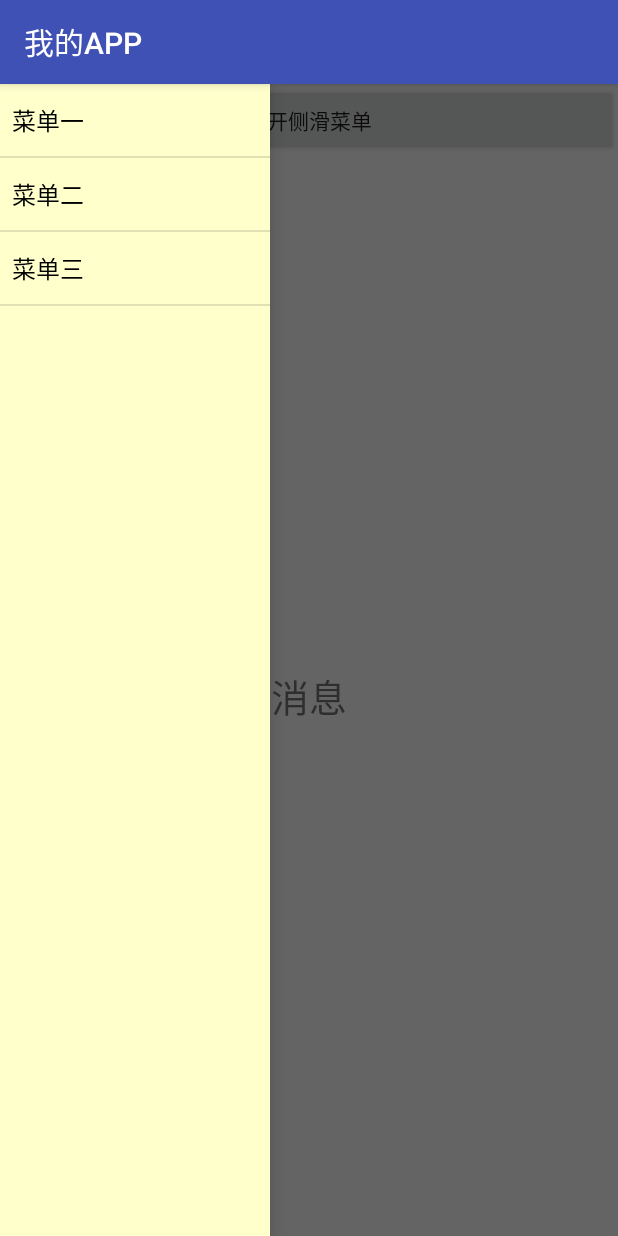
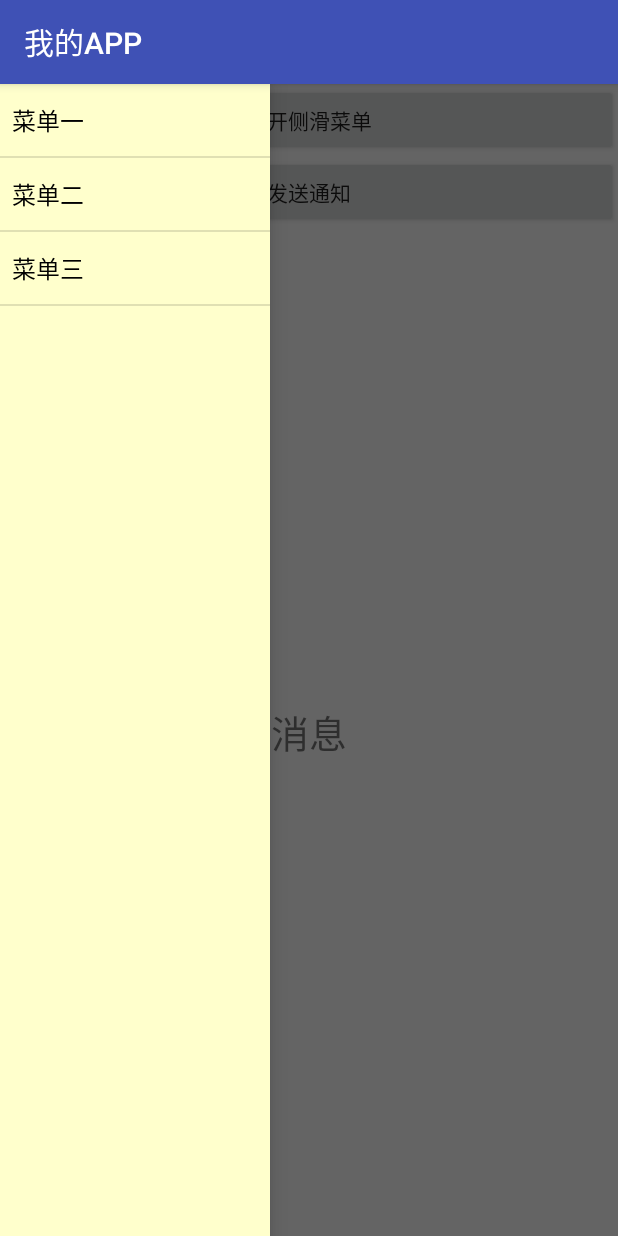
Before and after one commit to FireToYe/HelloWorld, an Android app: the DrawerLayoutActivity screen opened directly, with no data from a screen before it, after a tap on "打开侧滑菜单", on a phone screen of 412 x 824 dp. Run offline under Robolectric (Android 15) with nearby library versions, the phone set to English and light mode, and no system bars.

Commit message:
//更新

```diff
--- a/app/src/main/java/tydic/cn/com/helloworld/DrawerLayoutActivity.java
+++ b/app/src/main/java/tydic/cn/com/helloworld/DrawerLayoutActivity.java
@@ -1,5 +1,10 @@
 package tydic.cn.com.helloworld;
 
+import android.app.Notification;
+import android.app.NotificationManager;
+import android.app.PendingIntent;
+import android.content.Context;
+import android.content.Intent;
 import android.support.v4.widget.DrawerLayout;
 import android.support.v7.app.ActionBarDrawerToggle;
 import android.support.v7.app.AppCompatActivity;
@@ -20,7 +25,7 @@ public class DrawerLayoutActivity extends AppCompatActivity {
     private DrawerLayout mDrawerLayout;
     private TextView textView;
     ActionBarDrawerToggle toggle;
-    private Button btn;
+    private Button btn,sendNoti;
     @Override
     protected void onCreate(Bundle savedInstanceState) {
         super.onCreate(savedInstanceState);
@@ -34,19 +39,33 @@ public class DrawerLayoutActivity extends AppCompatActivity {
         mDrawerLayout = (DrawerLayout)findViewById(R.id.activity_drawer_layout);
         listView.setAdapter(adapter);
         btn =(Button)findViewById(R.id.btn_openDraw);
-        btn.setOnClickListener(new View.OnClickListener() {
-            @Override
-            public void onClick(View v) {
-                mDrawerLayout.openDrawer(Gravity.LEFT);
-            }
+        sendNoti = (Button)findViewById(R.id.btn_send_noti);
+        sendNoti.setOnClickListener(v -> {
+           // Notification notification  = new Notification();
+            Notification.Builder builder = new Notification.Builder(this);
+
+//            notification.icon = R.drawable.image1;
+//            notification.tickerText ="Hello World";
+//            notification.when = System.currentTimeMillis();
+//            notification.flags = Notification.FLAG_AUTO_CANCEL;
+            builder.setContentInfo("补充内容");
+            builder.setContentText("主内容区");
+            builder.setContentTitle("通知标题");
+            builder.setSmallIcon(R.drawable.image1);
+            builder.setTicker("新消息");
+            builder.setAutoCancel(true);
+            builder.setWhen(System.currentTimeMillis());
+            Intent intent = new Intent(DrawerLayoutActivity.this,IndexActivity.class);
+            PendingIntent pendingIntent = PendingIntent.getActivity(this,0,intent,PendingIntent.FLAG_UPDATE_CURRENT);
+            builder.setContentIntent(pendingIntent);
+            builder.setAutoCancel(true);
+            Notification notification = builder.build();
+            NotificationManager manager = (NotificationManager) getSystemService(Context.NOTIFICATION_SERVICE);
+            manager.notify(1, notification);
         });
+        btn.setOnClickListener(v -> mDrawerLayout.openDrawer(Gravity.LEFT));
         textView = (TextView)findViewById(R.id.tv_msg);
-        listView.setOnItemClickListener(new AdapterView.OnItemClickListener() {
-            @Override
-            public void onItemClick(AdapterView<?> parent, View view, int position, long id) {
-                textView.setText(lvTitle[position]);
-            }
-        });
+        listView.setOnItemClickListener((parent, view, position, id) -> textView.setText(lvTitle[position]));
         mDrawerLayout.setDrawerListener(new DrawerLayout.DrawerListener() {
             @Override
             public void onDrawerSlide(View drawerView, float slideOffset) {
--- a/app/src/main/res/layout/activity_drawer_layout.xml
+++ b/app/src/main/res/layout/activity_drawer_layout.xml
@@ -15,6 +15,12 @@
             android:layout_height="wrap_content"
             android:id="@+id/btn_openDraw"
             android:text="打开侧滑菜单"
+            />
+        <Button
+            android:id="@+id/btn_send_noti"
+            android:layout_width="match_parent"
+            android:layout_height="wrap_content"
+            android:text="发送通知"
             />
         <TextView
             android:id="@+id/tv_msg"
```
